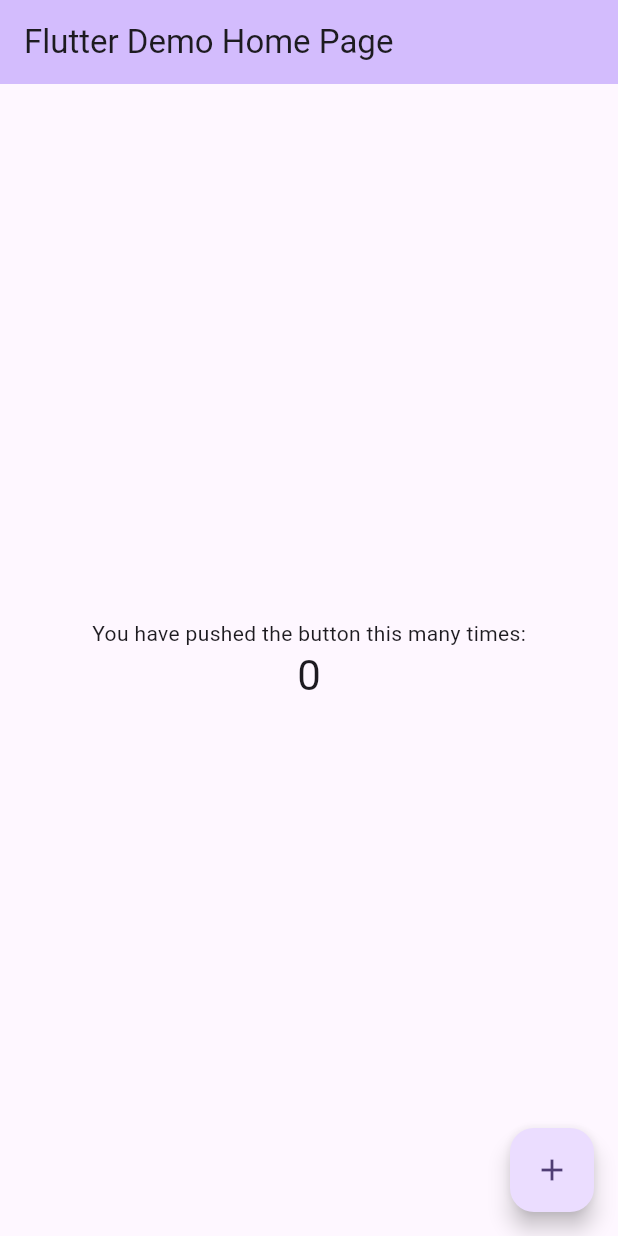
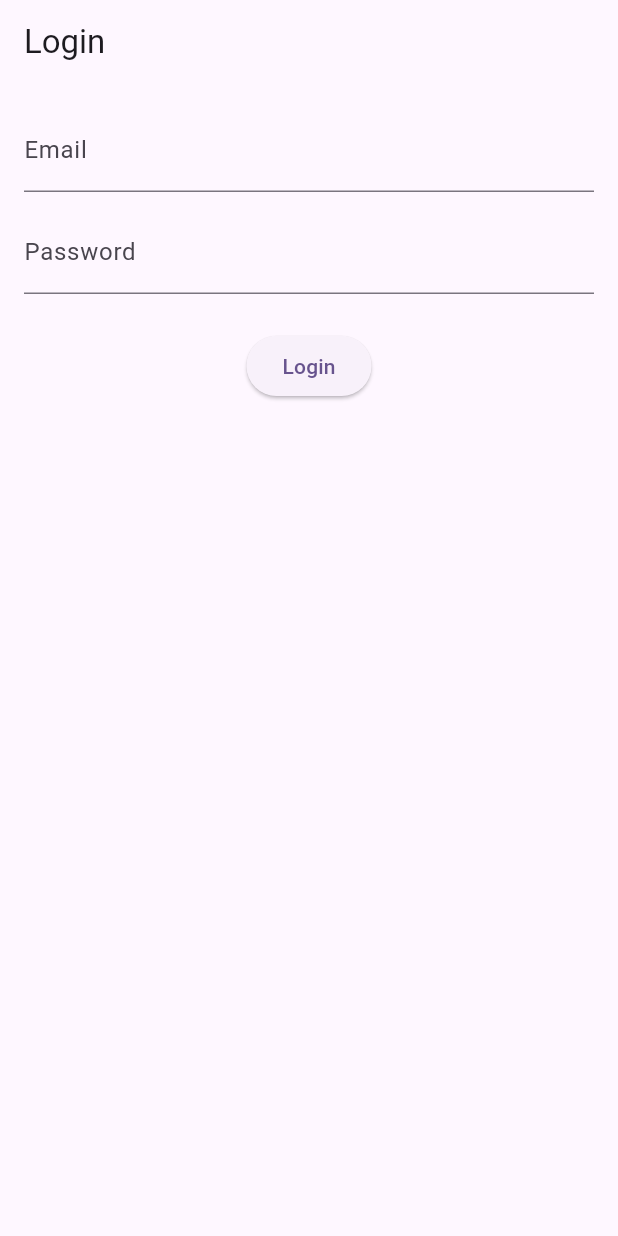
Before and after one commit to Deshal-001/UniConnect, a Flutter app: the screen it shows after launch, on a phone screen of 412 x 824 dp. Run offline on Flutter 3.47's test engine with Material 3 defaults, Android fonts, the phone set to English and light mode, and no system bars; our stand-ins replace bloc, dartz, dio, equatable, flutter_secure_storage, get_it and 1 more; generated files the repository leaves out were written again; statements that could not run were skipped.

Commit message:
Implemented Uses case for Log in

```diff
--- /dev/null
+++ b/mobile/mobile_flutter/lib/core/constants/token_constants.dart
@@ -0,0 +1,3 @@
+class TokenConstants{
+  static const String jwt = 'jwt';
+}
--- /dev/null
+++ b/mobile/mobile_flutter/lib/core/utils/typedefs.dart
@@ -0,0 +1,5 @@
+import 'package:dartz/dartz.dart';
+
+import '../exception/api_exeption.dart';
+
+typedef ResultFuture<T> = Future<Either<Failure, T>>;
--- /dev/null
+++ b/mobile/mobile_flutter/lib/feature/authentication/data/data_sources/auth_remote_datasource.dart
@@ -0,0 +1,21 @@
+import 'package:dio/dio.dart';
+import 'package:retrofit/http.dart';
+
+import '../models/authentication_response_model.dart';
+
+part 'auth_api_service.g.dart';
+
+
+@RestApi(baseUrl: "http://localhost:8080/api/auth")
+abstract class AuthApiRemoteDataSource {
+  factory AuthApiRemoteDataSource(Dio dio, {String baseUrl}) = _AuthApiRemoteDataSource;
+
+  @POST("/login")
+  Future<AuthenticationResponseModel> login(@Body() Map<String, dynamic> body);
+}
+
+class ParseErrorLogger {
+  void logError(Object error, StackTrace stackTrace, RequestOptions options) {
+    // Implement error logging logic here
+  }
+}
--- /dev/null
+++ b/mobile/mobile_flutter/lib/feature/authentication/data/repositories/auth_repository.dart
@@ -0,0 +1,6 @@
+
+import 'package:uniconnect_app/core/utils/typedefs.dart';
+
+abstract class AuthenticationRepository {
+  ResultFuture<String> login(String email, String password);
+}
--- /dev/null
+++ b/mobile/mobile_flutter/lib/feature/authentication/domain/use_cases/login_usecase.dart
@@ -0,0 +1,34 @@
+import 'package:equatable/equatable.dart';
+
+import '../../../../core/configs/usecase.dart';
+import '../../../../core/utils/typedefs.dart';
+import '../../data/repositories/auth_repository.dart';
+
+class LoginUser implements UsecaseWithParams<String, LoginUserParams> {
+  const LoginUser(this._repository);
+
+  final AuthenticationRepository _repository;
+
+  @override
+  ResultFuture<String> call(LoginUserParams params) async => _repository.login(
+        params.password,
+        params.email,
+      );
+}
+
+class LoginUserParams extends Equatable {
+  const LoginUserParams({
+    required this.password,
+    required this.email,
+  });
+
+  // final String username;
+  final String password;
+  final String email;
+
+  @override
+  List<Object?> get props => [
+        password,
+        email,
+      ];
+}
--- /dev/null
+++ b/mobile/mobile_flutter/lib/feature/authentication/presentation/bloc/authentication_event.dart
@@ -0,0 +1,24 @@
+part of 'authentication_bloc.dart';
+
+sealed class AuthenticationEvent extends Equatable {
+  const AuthenticationEvent();
+
+  @override
+  List<Object> get props => [];
+}
+
+class LoginUserEvent extends AuthenticationEvent {
+  const LoginUserEvent({
+    required this.email,
+    required this.password,
+  });
+
+  final String email;
+  final String password;
+
+  @override
+  List<Object> get props => [
+        email,
+        password,
+      ];
+}
--- a/mobile/mobile_flutter/lib/main.dart
+++ b/mobile/mobile_flutter/lib/main.dart
@@ -1,4 +1,8 @@
+import 'package:dio/dio.dart';
 import 'package:flutter/material.dart';
+
+import 'core/exception/api_exeption.dart';
+import 'feature/authentication/data/data_sources/auth_api_service.dart';
 
 void main() {
   runApp(const MyApp());
@@ -6,96 +10,99 @@ void main() {
 
 class MyApp extends StatelessWidget {
   const MyApp({super.key});
-
-  // This widget is the root of your application.
   @override
   Widget build(BuildContext context) {
     return MaterialApp(
-      title: 'Flutter Demo',
+      title: 'Login Demo',
       theme: ThemeData(
         colorScheme: ColorScheme.fromSeed(seedColor: Colors.deepPurple),
         useMaterial3: true,
       ),
-      home: const MyHomePage(title: 'Flutter Demo Home Page'),
+      home: const LoginPage(),
     );
   }
 }
 
-class MyHomePage extends StatefulWidget {
-  const MyHomePage({super.key, required this.title});
-
-  final String title;
+class LoginPage extends StatefulWidget {
+  const LoginPage({super.key});
 
   @override
-  State<MyHomePage> createState() => _MyHomePageState();
+  State<LoginPage> createState() => _LoginPageState();
 }
 
-class _MyHomePageState extends State<MyHomePage> {
-  int _counter = 0;
+class _LoginPageState extends State<LoginPage> {
+  final emailController = TextEditingController();
+  final passwordController = TextEditingController();
+  final authDataSource = AuthApiRemoteDataSource(Dio());
+  Future<void> _handleLogin() async {
+    final email = emailController.text.trim();
+    final password = passwordController.text.trim();
 
-  void _incrementCounter() {
-    setState(() {
-      // This call to setState tells the Flutter framework that something has
-      // changed in this State, which causes it to rerun the build method below
-      // so that the display can reflect the updated values. If we changed
-      // _counter without calling setState(), then the build method would not be
-      // called again, and so nothing would appear to happen.
-      _counter++;
-    });
+    try {
+      final token = await authDataSource.login({'email': email, 'password': password});
+      debugPrint('Login successful: $token');
+
+      showDialog(
+        // ignore: use_build_context_synchronously
+        context: context,
+        builder: (_) => AlertDialog(
+          title: const Text('Success'),
+          content: Text('Token: $token'),
+          actions: [
+            TextButton(
+              onPressed: () => Navigator.pop(context),
+              child: const Text('OK'),
+            )
+          ],
+        ),
+      );
+    } on ApiException catch (e) {
+      debugPrint('Login failed: $e');
+
+      showDialog(
+        context: context,
+        builder: (_) => AlertDialog(
+          title: const Text('Login Failed'),
+          content: Text('Error ${e.errorCode}: ${e.message}'),
+          actions: [
+            TextButton(
+              onPressed: () => Navigator.pop(context),
+              child: const Text('OK'),
+            )
+          ],
+        ),
+      );
+    } catch (e) {
+      debugPrint('Unexpected error: $e');
+    }
   }
 
   @override
   Widget build(BuildContext context) {
-    // This method is rerun every time setState is called, for instance as done
-    // by the _incrementCounter method above.
-    //
-    // The Flutter framework has been optimized to make rerunning build methods
-    // fast, so that you can just rebuild anything that needs updating rather
-    // than having to individually change instances of widgets.
     return Scaffold(
-      appBar: AppBar(
-        // TRY THIS: Try changing the color here to a specific color (to
-        // Colors.amber, perhaps?) and trigger a hot reload to see the AppBar
-        // change color while the other colors stay the same.
-        backgroundColor: Theme.of(context).colorScheme.inversePrimary,
-        // Here we take the value from the MyHomePage object that was created by
-        // the App.build method, and use it to set our appbar title.
-        title: Text(widget.title),
-      ),
-      body: Center(
-        // Center is a layout widget. It takes a single child and positions it
-        // in the middle of the parent.
+      appBar: AppBar(title: const Text('Login')),
+      body: Padding(
+        padding: const EdgeInsets.all(16.0),
         child: Column(
-          // Column is also a layout widget. It takes a list of children and
-          // arranges them vertically. By default, it sizes itself to fit its
-          // children horizontally, and tries to be as tall as its parent.
-          //
-          // Column has various properties to control how it sizes itself and
-          // how it positions its children. Here we use mainAxisAlignment to
-          // center the children vertically; the main axis here is the vertical
-          // axis because Columns are vertical (the cross axis would be
-          // horizontal).
-          //
-          // TRY THIS: Invoke "debug painting" (choose the "Toggle Debug Paint"
-          // action in the IDE, or press "p" in the console), to see the
-          // wireframe for each widget.
-          mainAxisAlignment: MainAxisAlignment.center,
-          children: <Widget>[
-            const Text(
-              'You have pushed the button this many times:',
+          children: [
+            TextField(
+              controller: emailController,
+              decoration: const InputDecoration(labelText: 'Email'),
             ),
-            Text(
-              '$_counter',
-              style: Theme.of(context).textTheme.headlineMedium,
+            const SizedBox(height: 12),
+            TextField(
+              controller: passwordController,
+              decoration: const InputDecoration(labelText: 'Password'),
+              obscureText: true,
+            ),
+            const SizedBox(height: 24),
+            ElevatedButton(
+              onPressed: _handleLogin,
+              child: const Text('Login'),
             ),
           ],
         ),
       ),
-      floatingActionButton: FloatingActionButton(
-        onPressed: _incrementCounter,
-        tooltip: 'Increment',
-        child: const Icon(Icons.add),
-      ), // This trailing comma makes auto-formatting nicer for build methods.
     );
   }
 }
--- a/mobile/mobile_flutter/pubspec.yaml
+++ b/mobile/mobile_flutter/pubspec.yaml
@@ -38,11 +38,14 @@ dependencies:
   equatable: ^2.0.7
   flutter_bloc: ^9.1.0
   http: ^1.3.0
-  flutter_secure_storage: ^9.2.4
+  flutter_secure_storage: ^4.2.1
   get_it: ^8.0.3
   bloc: ^9.0.0
   json_annotation: ^4.9.0
   build_runner: ^2.4.11
+  retrofit: ^4.4.2
+  dio: ^5.8.0+1
+  dartz: ^0.10.1
 
 dev_dependencies:
   flutter_test:
@@ -55,6 +58,7 @@ dev_dependencies:
   # rules and activating additional ones.
   flutter_lints: ^3.0.0
   json_serializable: ^6.8.0
+  retrofit_generator: ^8.2.1
 
 # For information on the generic Dart part of this file, see the
 # following page: https://dart.dev/tools/pub/pubspec
```
Also changed, not shown: mobile/mobile_flutter/lib/core/configs/usecase.dart (added, +11 -0 lines), mobile/mobile_flutter/lib/core/di.dart (deleted, +0 -9 lines), mobile/mobile_flutter/lib/core/exception/api_exeption.dart (+12 -0 lines), mobile/mobile_flutter/lib/core/injection_container.dart (added, +25 -0 lines), mobile/mobile_flutter/lib/core/network/token_controller.dart (added, +18 -0 lines), mobile/mobile_flutter/lib/feature/authentication/domain/repositories/auth_repository_impl.dart (added, +55 -0 lines), mobile/mobile_flutter/lib/feature/authentication/presentation/bloc/authentication_bloc.dart (added, +39 -0 lines), mobile/mobile_flutter/lib/feature/authentication/presentation/bloc/authentication_state.dart (added, +30 -0 lines), mobile/mobile_flutter/pubspec.lock, 7 other files.
